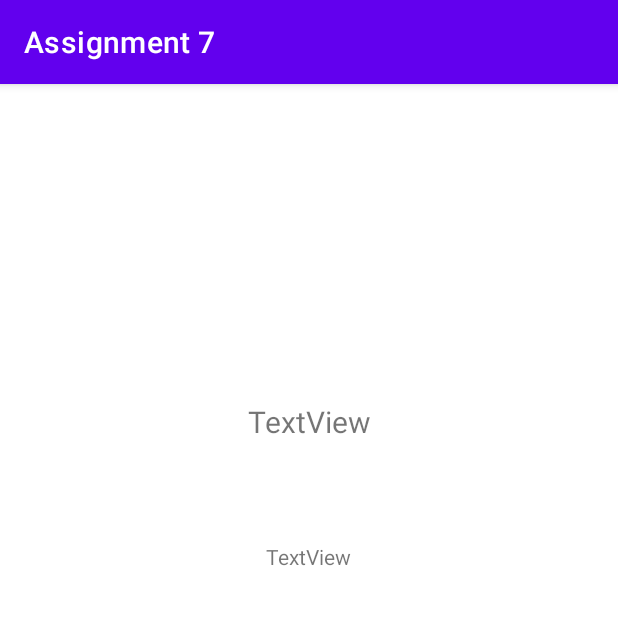
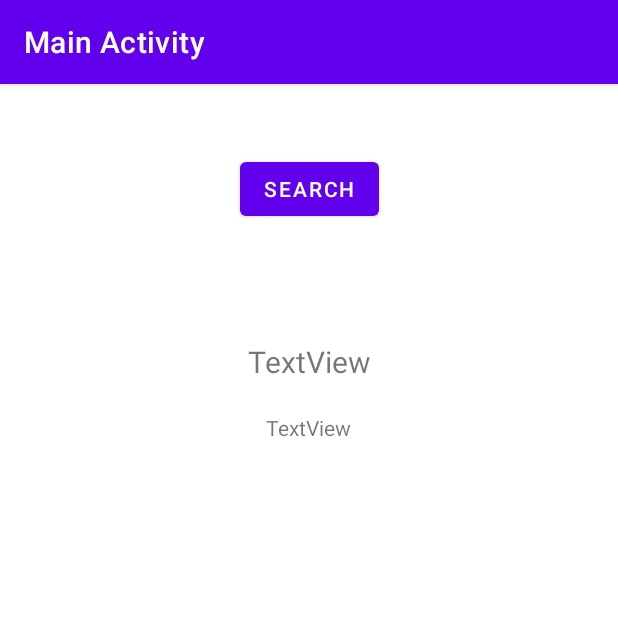
Before and after one commit to tuj55883/Assignment7, an Android app: the fragment BookDetailsFragment placed in its activity, on a phone screen of 412 x 824 dp, the top half of it. Run offline under Robolectric (Android 15) with nearby library versions, the phone set to English and light mode, and no system bars.

Commit message:
Added the search feature to open the dialog box but none of the search features are implemented

```diff
--- a/app/build.gradle
+++ b/app/build.gradle
@@ -34,7 +34,9 @@ dependencies {
     implementation 'com.google.android.material:material:1.3.0'
     implementation 'androidx.constraintlayout:constraintlayout:2.0.4'
     implementation 'androidx.legacy:legacy-support-v4:1.0.0'
+    implementation 'androidx.wear:wear:1.0.0'
     testImplementation 'junit:junit:4.+'
     androidTestImplementation 'androidx.test.ext:junit:1.1.2'
     androidTestImplementation 'androidx.test.espresso:espresso-core:3.3.0'
+    compileOnly 'com.google.android.wearable:wearable:2.6.0'
 }
--- a/app/src/main/java/edu/temple/assignment7/BookListFragment.java
+++ b/app/src/main/java/edu/temple/assignment7/BookListFragment.java
@@ -49,7 +49,7 @@ public class BookListFragment extends Fragment {
         // Inflate the layout for this fragment
         ListView listView = (ListView) inflater.inflate(R.layout.fragment_book_list, container, false);
 
-        listView.setAdapter(new BookListAdapter(getActivity(),myBookList));
+        //listView.setAdapter(new BookListAdapter(getActivity(),myBookList));
 
         listView.setOnItemClickListener(new AdapterView.OnItemClickListener(){
 
--- a/app/src/main/java/edu/temple/assignment7/MainActivity.java
+++ b/app/src/main/java/edu/temple/assignment7/MainActivity.java
@@ -6,9 +6,11 @@ import androidx.fragment.app.Fragment;
 import androidx.fragment.app.FragmentManager;
 import androidx.fragment.app.FragmentTransaction;
 
+import android.content.Intent;
 import android.os.Bundle;
 import android.view.View;
 import android.view.ViewGroup;
+import android.widget.Button;
 
 public class MainActivity extends AppCompatActivity implements BookListFragment.BookListFragmentInterface {
     private static final String KEY = "a";
@@ -18,6 +20,7 @@ public class MainActivity extends AppCompatActivity implements BookListFragment.
     boolean container2present;
     BookDetailsFragment bookDetailsFragment;
     static int place;
+    Button searchMain;
 
 
     @Override
@@ -37,11 +40,18 @@ public class MainActivity extends AppCompatActivity implements BookListFragment.
         myList.add(new Book("The Great Gatsby", "F Scott Fitzgerald"));//10*/
 
         super.onCreate(savedInstanceState);
-
-
-
         setContentView(R.layout.activity_main);
 
+        searchMain = findViewById(R.id.searchMain);
+        searchMain.setOnClickListener(new View.OnClickListener() {
+            @Override
+            public void onClick(View v) {
+                Intent launchIntent = new Intent(MainActivity.this, BookSearchActivity.class);
+                launchIntent.putExtra("EXTRA_POSITION", 0);
+                startActivity(launchIntent);
+
+            }
+        });
         container2present = findViewById(R.id.containerLandscape) != null;
 
 
@@ -61,6 +71,8 @@ public class MainActivity extends AppCompatActivity implements BookListFragment.
 
 
     }
+
+
 
     @Override
     public void itemClicked(int position, BookList myList) {
@@ -102,14 +114,16 @@ public class MainActivity extends AppCompatActivity implements BookListFragment.
 
         if (savedInstanceState != null) {
             place = savedInstanceState.getInt(KEY);
-            if (!container2present) {
+            if (!container2present&&myList.size() != 0) {
                 getSupportFragmentManager()
                         .beginTransaction()
                         .replace(R.id.container, BookDetailsFragment.newInstance(myList.get(place)))
                         .addToBackStack(null)
                         .commit();
             } else {
-                bookDetailsFragment.changeBook(myList.get(place));
+                if(myList.size() != 0) {
+                    bookDetailsFragment.changeBook(myList.get(place));
+                }
             }
     }
     }
--- a/app/src/main/res/layout-land/activity_main.xml
+++ b/app/src/main/res/layout-land/activity_main.xml
@@ -5,6 +5,18 @@
     android:layout_width="match_parent"
     android:layout_height="match_parent"
     tools:context=".MainActivity">
+
+    <Button
+        android:id="@+id/searchMain"
+        android:layout_width="wrap_content"
+        android:layout_height="wrap_content"
+        android:text="Search"
+        app:layout_constraintBottom_toBottomOf="parent"
+        app:layout_constraintEnd_toEndOf="parent"
+        app:layout_constraintHorizontal_bias="0.462"
+        app:layout_constraintStart_toStartOf="parent"
+        app:layout_constraintTop_toTopOf="parent"
+        app:layout_constraintVertical_bias="0.955" />
 
     <FrameLayout
         android:id="@+id/container"
--- a/app/src/main/res/layout-sw600dp/activity_main.xml
+++ b/app/src/main/res/layout-sw600dp/activity_main.xml
@@ -5,6 +5,18 @@
     android:layout_width="match_parent"
     android:layout_height="match_parent"
     tools:context=".MainActivity">
+
+    <Button
+        android:id="@+id/searchMain"
+        android:layout_width="wrap_content"
+        android:layout_height="wrap_content"
+        android:text="Search"
+        app:layout_constraintBottom_toBottomOf="parent"
+        app:layout_constraintEnd_toEndOf="parent"
+        app:layout_constraintHorizontal_bias="0.484"
+        app:layout_constraintStart_toStartOf="parent"
+        app:layout_constraintTop_toTopOf="parent"
+        app:layout_constraintVertical_bias="0.062" />
 
     <FrameLayout
         android:id="@+id/container"
--- a/app/src/main/res/layout/activity_main.xml
+++ b/app/src/main/res/layout/activity_main.xml
@@ -16,4 +16,14 @@
         app:layout_constraintTop_toTopOf="parent">
 
     </FrameLayout>
+
+    <Button
+        android:id="@+id/searchMain"
+        android:layout_width="wrap_content"
+        android:layout_height="wrap_content"
+        android:text="Search"
+        app:layout_constraintBottom_toTopOf="@+id/container"
+        app:layout_constraintEnd_toEndOf="parent"
+        app:layout_constraintStart_toStartOf="parent"
+        app:layout_constraintTop_toTopOf="parent" />
 </androidx.constraintlayout.widget.ConstraintLayout>
--- a/app/src/main/res/layout/fragment_book_details.xml
+++ b/app/src/main/res/layout/fragment_book_details.xml
@@ -18,7 +18,7 @@
         app:layout_constraintHorizontal_bias="0.498"
         app:layout_constraintStart_toStartOf="parent"
         app:layout_constraintTop_toTopOf="parent"
-        app:layout_constraintVertical_bias="0.156" />
+        app:layout_constraintVertical_bias="0.069" />
 
     <TextView
         android:id="@+id/textView2"
@@ -30,5 +30,17 @@
         app:layout_constraintHorizontal_bias="0.498"
         app:layout_constraintStart_toStartOf="parent"
         app:layout_constraintTop_toBottomOf="@+id/textView"
-        app:layout_constraintVertical_bias="0.18" />
+        app:layout_constraintVertical_bias="0.051" />
+
+    <ImageView
+        android:id="@+id/imageView"
+        android:layout_width="257dp"
+        android:layout_height="418dp"
+        app:layout_constraintBottom_toBottomOf="parent"
+        app:layout_constraintEnd_toEndOf="parent"
+        app:layout_constraintHorizontal_bias="0.498"
+        app:layout_constraintStart_toStartOf="parent"
+        app:layout_constraintTop_toBottomOf="@+id/textView2"
+        app:layout_constraintVertical_bias="0.25"
+        tools:src="@tools:sample/avatars" />
 </androidx.constraintlayout.widget.ConstraintLayout>
--- /dev/null
+++ b/app/src/main/res/values-round/strings.xml
@@ -0,0 +1,3 @@
+<resources>
+    <string name="hello_world">Hello Round World!</string>
+</resources>
```
Also changed, not shown: app/src/main/AndroidManifest.xml (+17 -2 lines), app/src/main/java/edu/temple/assignment7/BookSearchActivity.java (added, +23 -0 lines), app/src/main/res/layout-land/activity_book_search.xml (added, +51 -0 lines), app/src/main/res/layout-sw600dp/activity_book_search.xml (added, +51 -0 lines), app/src/main/res/layout/activity_book_search.xml (added, +52 -0 lines), app/src/main/res/values/dimens.xml (added, +15 -0 lines), app/src/main/res/values/strings.xml (+9 -0 lines).
